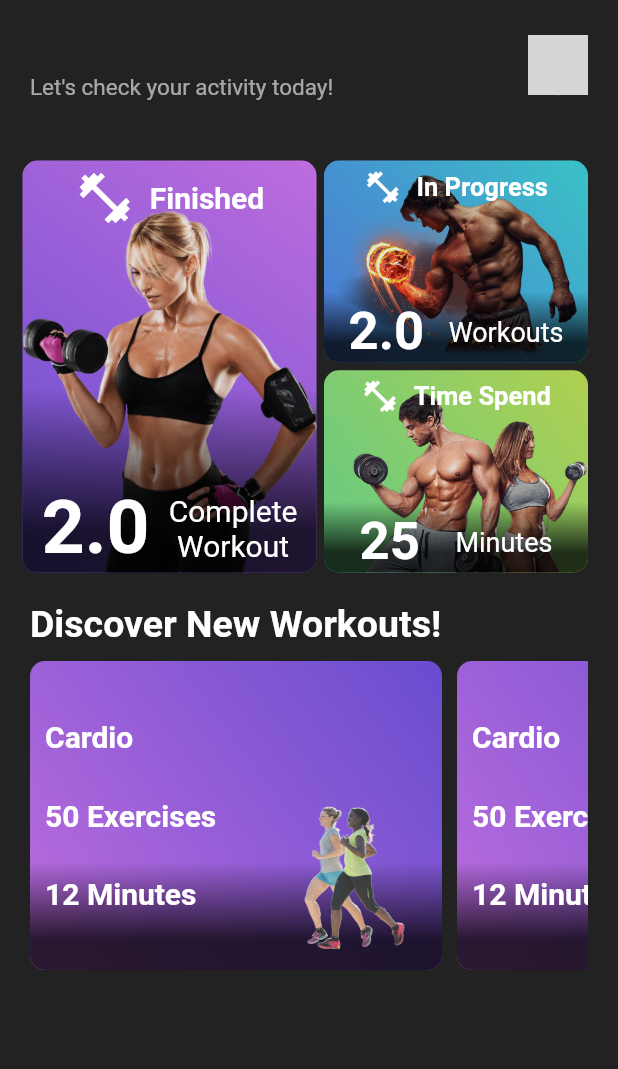
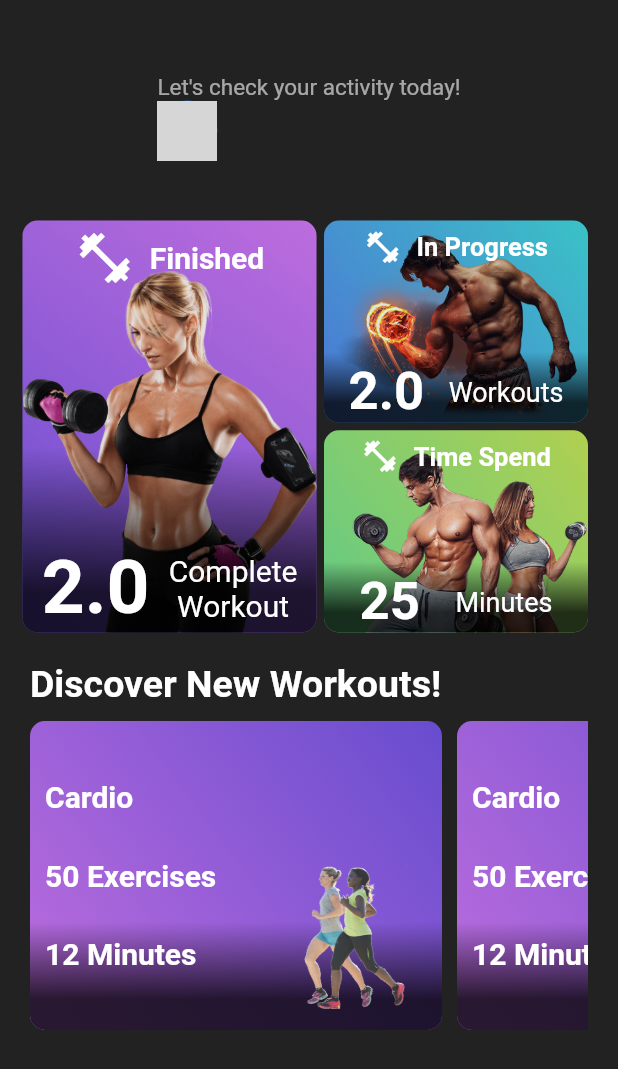
Before and after one commit to YasinSefa15/pain4gain, a Flutter app: the HomePage screen opened directly, on a phone screen of 412 x 824 dp. Shown: the top 1069 px of the screen. Run offline on Flutter 3.47's test engine with Material 2 defaults, Android fonts, the phone set to English and light mode, and no system bars; our stand-ins replace image_picker, shared_preferences; accounts and stored records are empty; grey boxes are pictures that could not be loaded.

Commit message:
incorrect use of ParentWidget exception in WelcomeComponent, is fixed

```diff
--- a/lib/components/home/WelcomeComponent.dart
+++ b/lib/components/home/WelcomeComponent.dart
@@ -31,8 +31,7 @@ class _WelcomeComponentState extends State<WelcomeComponent> {
 
   @override
  Widget build(BuildContext context) {
-    return Expanded(
-      child: Container(
+  return Container(
     constraints: BoxConstraints(
       minWidth: widget.constraints.minWidth,
       maxWidth: widget.constraints.maxWidth,
@@ -42,11 +41,12 @@ class _WelcomeComponentState extends State<WelcomeComponent> {
     decoration: BoxDecoration(),
     padding: EdgeInsets.all(20),
     child: SingleChildScrollView(
-          child: Row(
-            crossAxisAlignment: CrossAxisAlignment.center,
-            mainAxisAlignment: MainAxisAlignment.spaceBetween,
+      child: Column(
+        crossAxisAlignment: CrossAxisAlignment.start,
+        mainAxisSize: MainAxisSize.min,
         children: [
           Flexible(
+            fit: FlexFit.loose,
             child: Column(
               crossAxisAlignment: CrossAxisAlignment.start,
               children: [
@@ -83,9 +83,10 @@ class _WelcomeComponentState extends State<WelcomeComponent> {
         ],
       ),
     ),
-      ),
   );
 }
+
+
 
 
   Future<String> getUsernameFromSharedPreferences() async {
@@ -100,7 +101,7 @@ class _WelcomeComponentState extends State<WelcomeComponent> {
       style: TextStyle(
         fontSize: 25,
         fontWeight: FontWeight.bold,
-        color: textColor, // Use the specified color for the text
+        color: textColor,
       ),
     );
   }
```
Also changed, not shown: pubspec.lock. Lines whose indentation alone changed are shown as unchanged.
